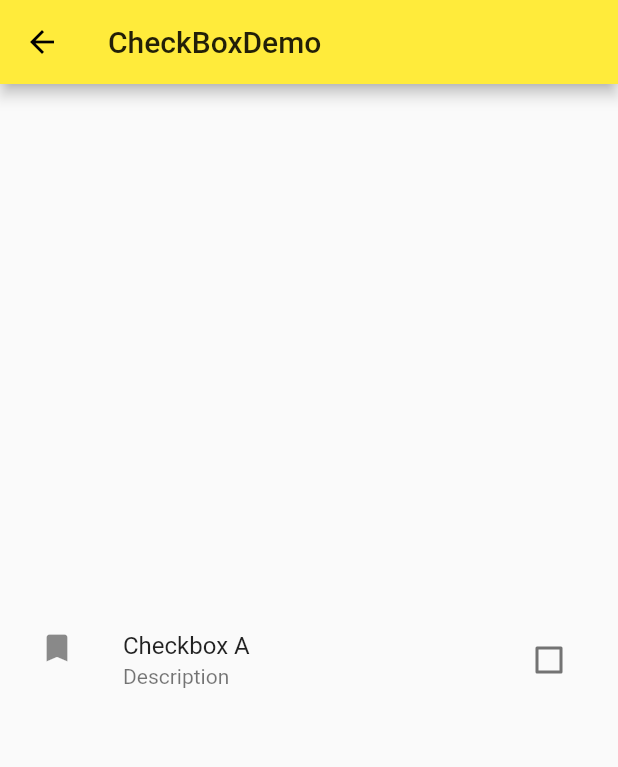
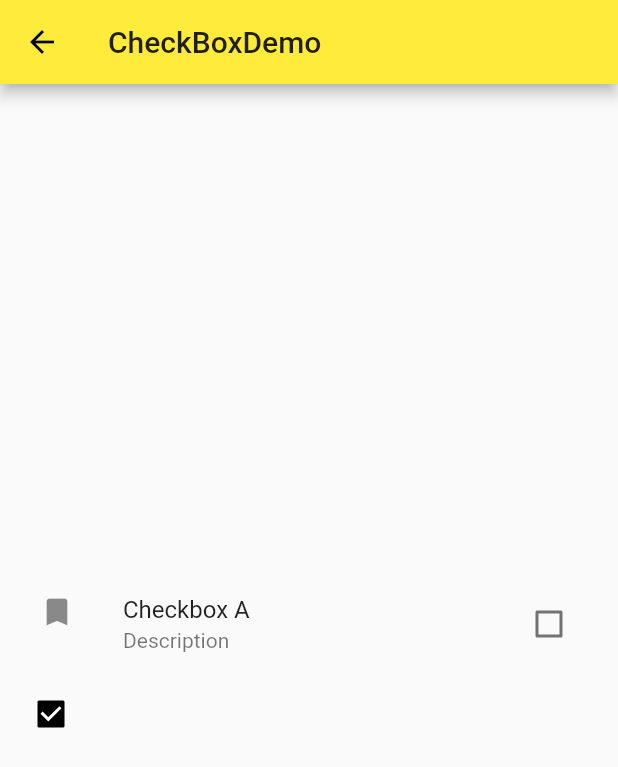
Before and after one commit to liao526/flutter_app, a Flutter app: the CheckboxDemo screen opened directly, after a tap on "Checkbox A", on a phone screen of 412 x 824 dp. Shown: the top 767 px of the screen. Run offline on Flutter 3.47's test engine with Material 2 defaults, Android fonts, the phone set to English and light mode, and no system bars.

Commit message:
checkbox封装

```diff
--- a/lib/widgetimpl/checkbox_demo.dart
+++ b/lib/widgetimpl/checkbox_demo.dart
@@ -7,11 +7,25 @@ class CheckboxDemo extends StatefulWidget {
     }
 }
 
+
 class CheckboxDemoState extends State<CheckboxDemo> {
   bool _checkBoxValueA = true;
+  bool _checkBoxValueB = true;
 
      @override
      Widget build(BuildContext context) {
+       final _checkbox = Checkbox(value: _checkBoxValueA, onChanged: (value1) {
+         setState(() {
+           this._checkBoxValueA = value1;
+         });
+       }, activeColor: Colors.black,);
+
+       final _checkboxTitle = CheckboxListTile(value: _checkBoxValueB, onChanged: (value2){
+         setState(() {
+           this._checkBoxValueB = value2;
+         });
+       },title: Text("Checkbox A"),
+         subtitle: Text("Description"),secondary: Icon(Icons.bookmark),selected: _checkBoxValueB,);
           return Scaffold(
             appBar: AppBar(
                 title: Text("CheckBoxDemo"),
@@ -21,19 +35,10 @@ class CheckboxDemoState extends State<CheckboxDemo> {
               child: Column(
                 mainAxisAlignment: MainAxisAlignment.center,
                 children: <Widget>[
-                  CheckboxListTile(value: _checkBoxValueA, onChanged: (value){
-                    setState(() {
-                      _checkBoxValueA = value;
-                    });
-                  },title: Text("Checkbox A"),
-                  subtitle: Text("Description"),secondary: Icon(Icons.bookmark),selected: _checkBoxValueA,),
+                  _checkboxTitle,
                   Row(
                     children: <Widget>[
-//                      Checkbox(value: _checkBoxValueA, onChanged: (value) {
-//                          setState(() {
-//                            _checkBoxValueA = value;
-//                          });
-//                      },activeColor: Colors.black,)
+                      _checkbox
                     ],
                   )
                 ],
```
